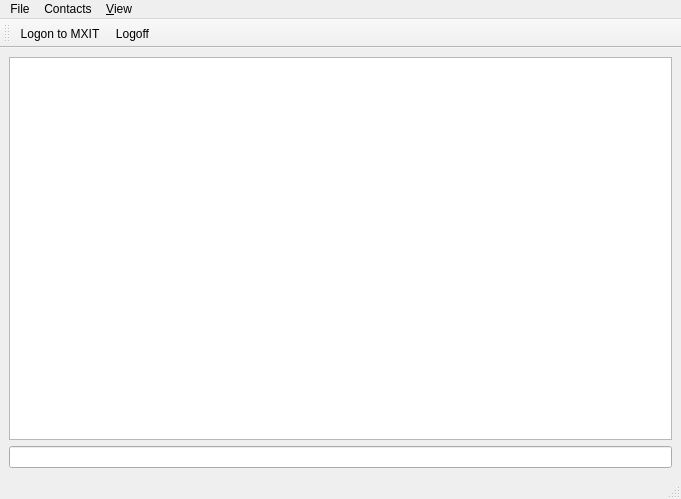
Qt form src/gui/mxitc.ui (marcbowes/mxitc) before a commit.
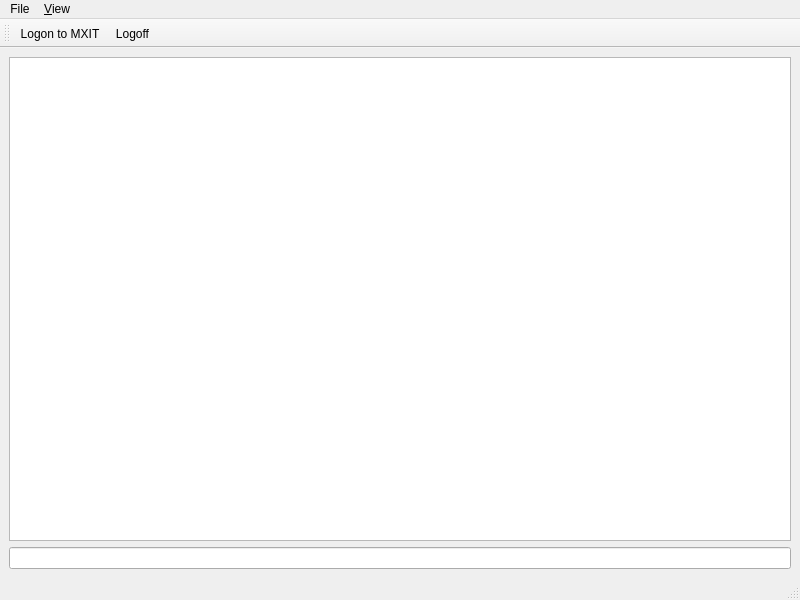
The same form after that commit.

Commit message: made add contact a dockwidget and removed the old dialog

```diff
--- a/src/gui/mxitc.ui
+++ b/src/gui/mxitc.ui
@@ -6,8 +6,8 @@
    <rect>
     <x>0</x>
     <y>0</y>
-    <width>681</width>
-    <height>499</height>
+    <width>800</width>
+    <height>600</height>
    </rect>
   </property>
   <property name="windowTitle">
@@ -32,7 +32,7 @@
     <rect>
      <x>0</x>
      <y>0</y>
-     <width>681</width>
+     <width>800</width>
      <height>25</height>
     </rect>
    </property>
@@ -45,12 +45,6 @@
     <addaction name="separator"/>
     <addaction name="actionQuit"/>
    </widget>
-   <widget class="QMenu" name="menuContacts">
-    <property name="title">
-     <string>Contacts</string>
-    </property>
-    <addaction name="actionAddContact"/>
-   </widget>
    <widget class="QMenu" name="menuView">
     <property name="tearOffEnabled">
      <bool>true</bool>
@@ -64,7 +58,6 @@
     <addaction name="actionLogs"/>
    </widget>
    <addaction name="menuFile"/>
-   <addaction name="menuContacts"/>
    <addaction name="menuView"/>
   </widget>
   <widget class="QStatusBar" name="statusbar"/>
```
Left out of the diff: 11 changed lines with no effect on the pictures. The commit also changes 15 other files.
